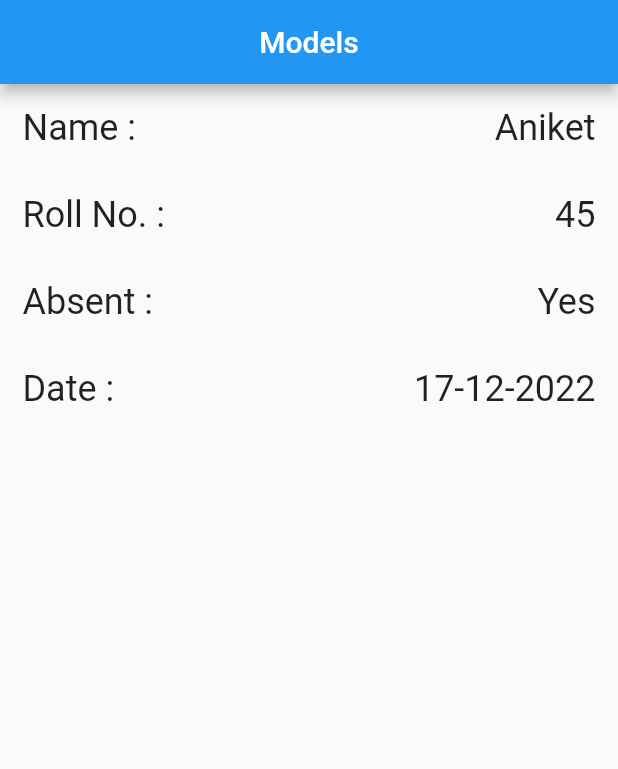
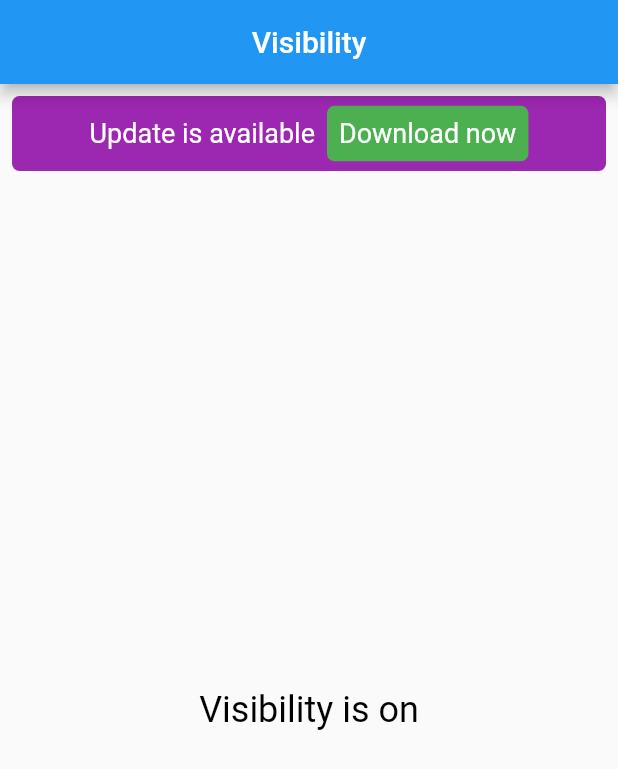
Before and after one commit to harshjain74/testing, a Flutter app: the screen it shows after launch, on a phone screen of 412 x 824 dp. Shown: the top 769 px of the screen. Run offline on Flutter 3.47's test engine with Material 2 defaults, Android fonts, the phone set to English and light mode, and no system bars; our stand-ins replace cached_network_image, carousel_slider, cloud_firestore, firebase_auth, firebase_core, image_picker and 1 more; accounts and stored records are empty.

Commit message:
visibility

```diff
--- a/lib/main.dart
+++ b/lib/main.dart
@@ -6,6 +6,7 @@ import 'package:testing/screen/HttpScreen.dart';
 import 'package:testing/screen/ProviderClassScreens.dart';
 import 'package:testing/screen/cachednetworkscreen.dart';
 import 'package:testing/screen/modelscreen.dart';
+import 'package:testing/screen/visibilityscreen.dart';
 
 void main() async {
   WidgetsFlutterBinding.ensureInitialized();
@@ -36,7 +37,7 @@ class MyApp extends StatelessWidget {
           // is not restarted.
           primarySwatch: Colors.blue,
         ),
-        home: ModelScreen(),
+        home: VisibilityScreen(),
       ),
     );
   }
--- /dev/null
+++ b/lib/screen/visibilityscreen.dart
@@ -0,0 +1,87 @@
+import 'package:flutter/material.dart';
+
+class VisibilityScreen extends StatefulWidget {
+  @override
+  State<VisibilityScreen> createState() => _VisibilityScreenState();
+}
+
+class _VisibilityScreenState extends State<VisibilityScreen> {
+  bool visible = true;
+  Widget build(BuildContext context) {
+    return Scaffold(
+      appBar: AppBar(
+        centerTitle: true,
+        title: const Text("Visibility"),
+      ),
+      body: Container(
+        height: MediaQuery.of(context).size.height,
+        width: MediaQuery.of(context).size.width,
+        child: Column(
+          children: [
+            Visibility(
+              visible: visible,
+              child: Padding(
+                padding: const EdgeInsets.all(8.0),
+                child: Container(
+                  height: 50,
+                  width: MediaQuery.of(context).size.width,
+                  decoration: BoxDecoration(
+                    borderRadius: BorderRadius.circular(5),
+                    color: Colors.purple,
+                  ),
+                  child: Padding(
+                    padding: const EdgeInsets.symmetric(horizontal: 10.0),
+                    child: Row(
+                      mainAxisAlignment: MainAxisAlignment.center,
+                      children: [
+                        const Text(
+                          "Update is available",
+                          style: TextStyle(color: Colors.white, fontSize: 18),
+                        ),
+                        Padding(
+                          padding: const EdgeInsets.only(left: 8.0),
+                          child: GestureDetector(
+                            onTap: () {},
+                            child: Container(
+                              decoration: BoxDecoration(
+                                borderRadius: BorderRadius.circular(5),
+                                color: Colors.green,
+                              ),
+                              child: const Padding(
+                                padding: const EdgeInsets.all(8.0),
+                                child: Text(
+                                  "Download now",
+                                  style: TextStyle(
+                                      color: Colors.white, fontSize: 18),
+                                ),
+                              ),
+                            ),
+                          ),
+                        )
+                      ],
+                    ),
+                  ),
+                ),
+              ),
+            ),
+            Expanded(
+              child: Center(
+                child: GestureDetector(
+                  onTap: () {
+                    setState(() {
+                      visible = !visible;
+                    });
+                  },
+                  child: Text(
+                    visible ? "Visibility is on" : "Visibility is off",
+                    style: TextStyle(color: Colors.black, fontSize: 24),
+                  ),
+                ),
+              ),
+            ),
+          ],
+        ),
+      ),
+    );
+  }
+}
```
